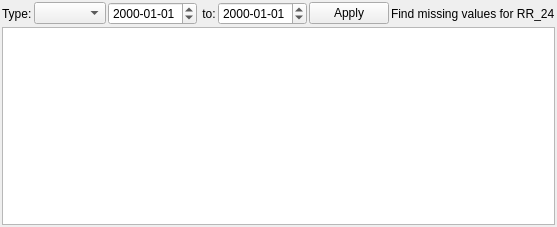
Qt form src/missingobs/missingvalues.ui (metno/kvhqc) before a commit.
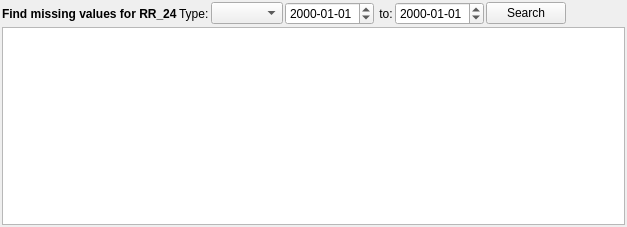
The same form after that commit. Icons and pictures are not drawn. Custom widgets are drawn as their Qt base class.

Commit message: busy indicator for extreme and missing search

What changed in the file:
```diff
--- a/src/missingobs/missingvalues.ui
+++ b/src/missingobs/missingvalues.ui
@@ -6,7 +6,7 @@
    <rect>
     <x>0</x>
     <y>0</y>
-    <width>513</width>
+    <width>627</width>
     <height>227</height>
    </rect>
   </property>
@@ -28,6 +28,19 @@
      <property name="spacing">
       <number>2</number>
      </property>
+     <item>
+      <widget class="QLabel" name="labelExplain">
+       <property name="font">
+        <font>
+         <weight>75</weight>
+         <bold>true</bold>
+        </font>
+       </property>
+       <property name="text">
+        <string>Find missing values for RR_24</string>
+       </property>
+      </widget>
+     </item>
      <item>
       <widget class="QLabel" name="labelType">
        <property name="text">
@@ -62,7 +75,7 @@
      <item>
       <widget class="QPushButton" name="buttonApply">
        <property name="text">
-        <string>Apply</string>
+        <string>Search</string>
        </property>
       </widget>
      </item>
@@ -79,13 +92,6 @@
        </property>
       </spacer>
      </item>
-     <item>
-      <widget class="QLabel" name="labelExplain">
-       <property name="text">
-        <string>Find missing values for RR_24</string>
-       </property>
-      </widget>
-     </item>
     </layout>
    </item>
    <item>
```
Left out of the diff: 5 changed lines with no effect on the pictures. The commit also changes 5 other files.
